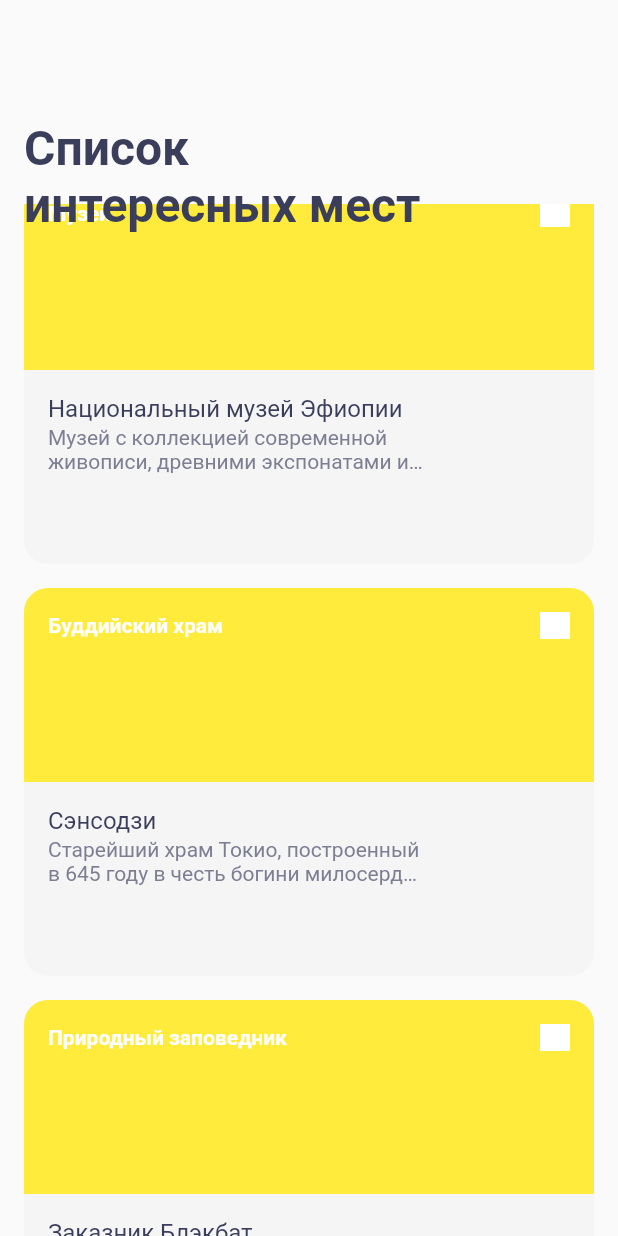
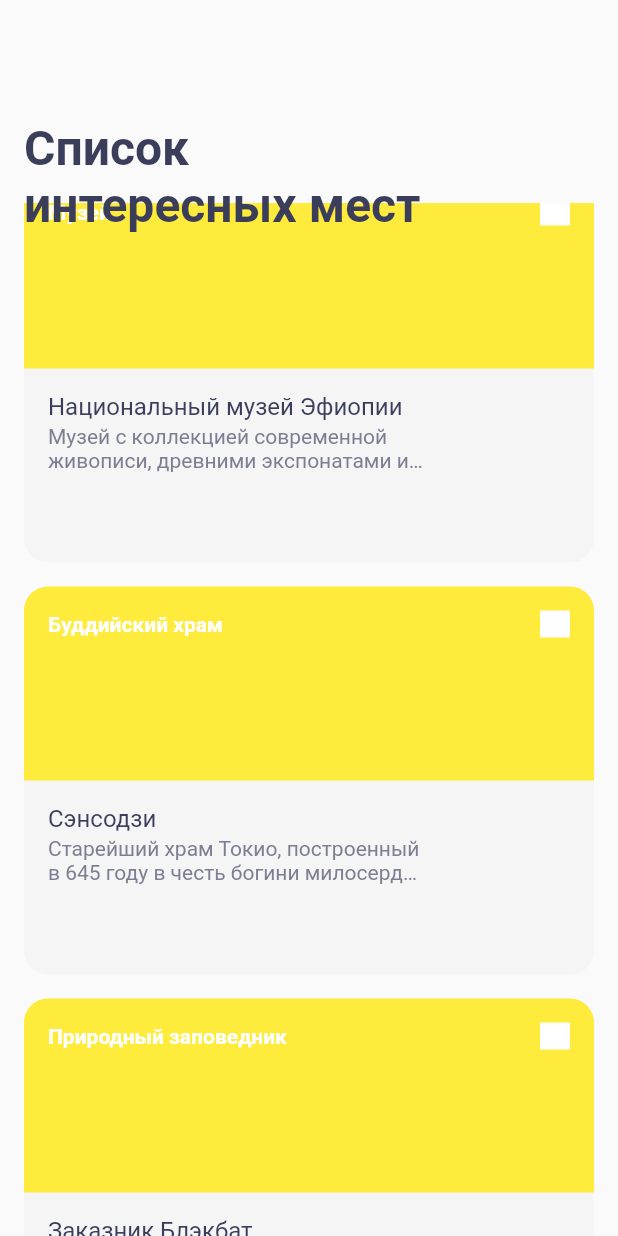
Before and after one commit to BuildContext/places, a Flutter app: the screen it shows after launch, scrolled down 576 dp, on a phone screen of 412 x 824 dp. Run offline on Flutter 3.47's test engine with Material 2 defaults, Android fonts, the phone set to English and light mode, and no system bars.

Commit message:
test commit

```diff
--- a/lib/ui/screen/sight_list_screen.dart
+++ b/lib/ui/screen/sight_list_screen.dart
@@ -19,7 +19,7 @@ class _SightListScreenState extends State<SightListScreen> {
     return Scaffold(
       appBar: CustomAppBar(
         title: sigth_list_screen_title,
-        height: 136,
+        height: 135,
       ),
       body: SingleChildScrollView(
         child: Column(
```
